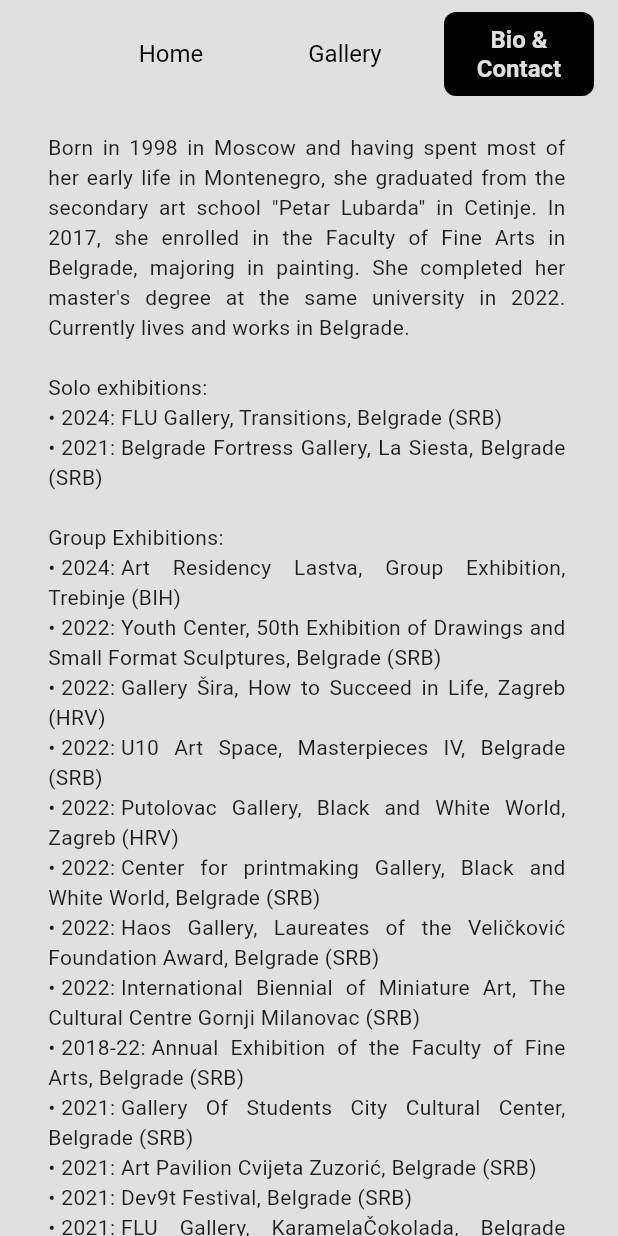
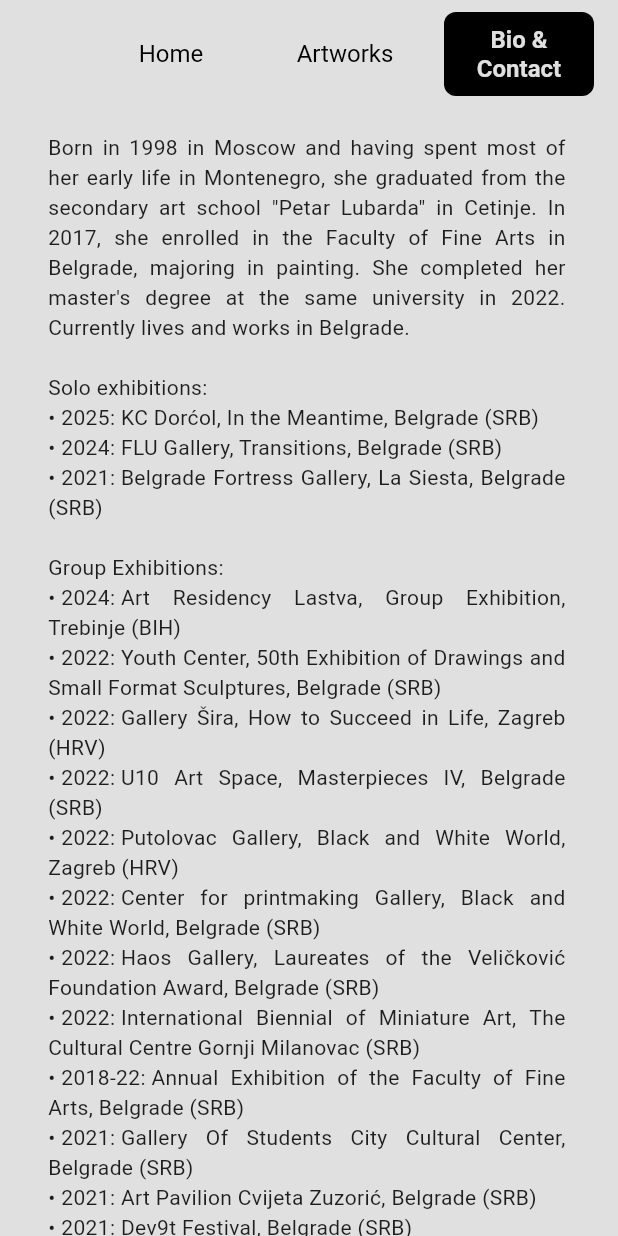
Before and after one commit to fishsalad183/exsy, a Flutter app: the ContactScreen screen opened by its route, on a phone screen of 412 x 824 dp. Run offline on Flutter 3.47's test engine with Material 3 defaults, Android fonts, the phone set to English and light mode, and no system bars; our stand-ins replace bloc, equatable, flutter_bloc, font_awesome_flutter; project files that could hold a hidden picture were left out.

Commit message:
Rename Gallery to Artworks

```diff
--- a/lib/app.dart
+++ b/lib/app.dart
@@ -55,11 +55,11 @@ class MyApp extends StatelessWidget {
       initialRoute: '/',
       routes: {
         '/': (context) => const HomeScreen(),
-        '/gallery': (context) => const GalleryScreen(),
+        '/artworks': (context) => const GalleryScreen(),
         '/contact': (context) => const ContactScreen(),
       },
       onGenerateRoute: (settings) {
-        if (settings.name != null && settings.name!.startsWith('/gallery?album=')) {
+        if (settings.name != null && settings.name!.startsWith('/artworks?album=')) {
           final uri = Uri.parse(settings.name!);
           final album = uri.queryParameters['album'];
           return MaterialPageRoute(
--- a/lib/assets/constants.dart
+++ b/lib/assets/constants.dart
@@ -8,7 +8,7 @@ class Constants {
   static const labelNA = 'N/A';
   static const labelNameSurname = 'Jelena Milatović';
   static const labelNavBarHome = 'Home';
-  static const labelNavBarGallery = 'Gallery';
+  static const labelNavBarGallery = 'Artworks';
   static const labelNavBarBioContact = 'Bio & Contact';
   static const labelSelectAlbum = 'Select Album';
 
@@ -22,6 +22,7 @@ class Constants {
 Born in 1998 in Moscow and having spent most of her early life in Montenegro, she graduated from the secondary art school "Petar Lubarda" in Cetinje. In 2017, she enrolled in the Faculty of Fine Arts in Belgrade, majoring in painting. She completed her master's degree at the same university in 2022. Currently lives and works in Belgrade.
 
 Solo exhibitions:
+•${nbsp}2025:${nbsp}KC Dorćol, In the Meantime, Belgrade (SRB)
 •${nbsp}2024:${nbsp}FLU Gallery, Transitions, Belgrade (SRB)
 •${nbsp}2021:${nbsp}Belgrade Fortress Gallery, La Siesta, Belgrade (SRB)
 
--- a/lib/screens/contact_screen.dart
+++ b/lib/screens/contact_screen.dart
@@ -40,7 +40,7 @@ class ContactScreen extends StatelessWidget {
               ),
         actions: [
           _buildNavButton(context, Constants.labelNavBarHome, '/'),
-          _buildNavButton(context, Constants.labelNavBarGallery, '/gallery'),
+          _buildNavButton(context, Constants.labelNavBarGallery, '/artworks'),
           _buildNavButton(context, Constants.labelNavBarBioContact, '/contact'),
           const SizedBox(width: 8.0),
         ],
--- a/lib/screens/gallery_screen.dart
+++ b/lib/screens/gallery_screen.dart
@@ -64,7 +64,7 @@ class _GalleryScreenState extends State<GalleryScreen> {
               ),
         actions: [
           _buildNavButton(context, Constants.labelNavBarHome, '/'),
-          _buildNavButton(context, Constants.labelNavBarGallery, '/gallery'),
+          _buildNavButton(context, Constants.labelNavBarGallery, '/artworks'),
           _buildNavButton(context, Constants.labelNavBarBioContact, '/contact'),
           const SizedBox(width: 8.0),
         ],
@@ -150,7 +150,7 @@ class _GalleryScreenState extends State<GalleryScreen> {
   }
 
   Widget _buildNavButton(BuildContext context, String title, String route) {
-    final isSelected = ModalRoute.of(context)?.settings.name?.contains('/gallery') == true && route == '/gallery';
+    final isSelected = ModalRoute.of(context)?.settings.name?.contains('/artworks') == true && route == '/artworks';
     return Padding(
       padding: const EdgeInsets.symmetric(horizontal: 8.0),
       child: SizedBox(
@@ -268,7 +268,7 @@ class _GalleryScreenState extends State<GalleryScreen> {
                                   });
                                   Navigator.pushReplacementNamed(
                                     context,
-                                    '/gallery${value != null ? '?album=$value' : ''}',
+                                    '/artworks${value != null ? '?album=$value' : ''}',
                                   );
                                 },
                               ),
@@ -285,7 +285,7 @@ class _GalleryScreenState extends State<GalleryScreen> {
         } else {
           // Desktop layout: vertical list on the left
           return Container(
-            width: 150,
+            width: 180,
             padding: const EdgeInsets.only(left: 8.0),
             decoration: BoxDecoration(
               color: const Color(0xFFE0E0E0),
@@ -333,7 +333,7 @@ class _GalleryScreenState extends State<GalleryScreen> {
                                 setState(() {
                                   selectedAlbum = null;
                                 });
-                                Navigator.pushReplacementNamed(context, '/gallery');
+                                Navigator.pushReplacementNamed(context, '/artworks');
                               },
                         selected: selectedAlbum == null,
                         selectedTileColor: Colors.grey.shade300,
@@ -353,7 +353,7 @@ class _GalleryScreenState extends State<GalleryScreen> {
                                       setState(() {
                                         selectedAlbum = album.title;
                                       });
-                                      Navigator.pushReplacementNamed(context, '/gallery?album=${album.title}');
+                                      Navigator.pushReplacementNamed(context, '/artworks?album=${album.title}');
                                     },
                               selected: isSelected,
                               selectedTileColor: Colors.grey.shade300,
--- a/lib/screens/home_screen.dart
+++ b/lib/screens/home_screen.dart
@@ -38,7 +38,7 @@ class HomeScreen extends StatelessWidget {
               ),
         actions: [
           _buildNavButton(context, Constants.labelNavBarHome, '/'),
-          _buildNavButton(context, Constants.labelNavBarGallery, '/gallery'),
+          _buildNavButton(context, Constants.labelNavBarGallery, '/artworks'),
           _buildNavButton(context, Constants.labelNavBarBioContact, '/contact'),
           const SizedBox(width: 8.0),
         ],
```
